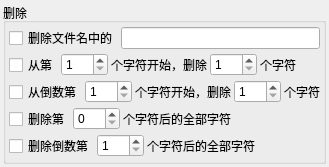
Qt form ui/src/ui_widget_delete.ui (PPJUST/Easy-ReNamer) before a commit.
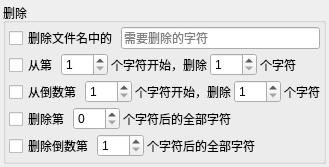
The same form after that commit.

What changed in the file:
```diff
--- a/ui/src/ui_widget_delete.ui
+++ b/ui/src/ui_widget_delete.ui
@@ -7,7 +7,7 @@
     <x>0</x>
     <y>0</y>
     <width>320</width>
-    <height>150</height>
+    <height>156</height>
    </rect>
   </property>
   <property name="windowTitle">
@@ -63,7 +63,11 @@
          </widget>
         </item>
         <item>
-         <widget class="QLineEdit" name="lineEdit_delete_character"/>
+         <widget class="QLineEdit" name="lineEdit_delete_character">
+          <property name="placeholderText">
+           <string>需要删除的字符</string>
+          </property>
+         </widget>
         </item>
        </layout>
       </item>
```
